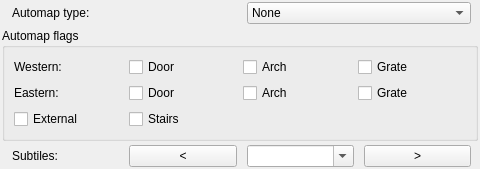
Before: the Qt Designer form source/leveltabtilewidget.ui in pionere/d1-graphics-tool, drawn with Qt 5.
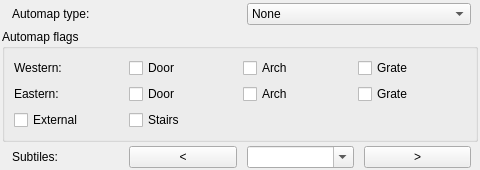
After: the same form once the commit is applied.

Commit message: add delete and clear buttons to the tileset-tabs

What changed in the file:
```diff
--- a/source/leveltabtilewidget.ui
+++ b/source/leveltabtilewidget.ui
@@ -32,6 +32,20 @@
    <property name="bottomMargin">
     <number>2</number>
    </property>
+   <item>
+    <layout class="QHBoxLayout" name="buttonsHorizontalLayout">
+     <property name="spacing">
+      <number>10</number>
+     </property>
+     <item>
+      <spacer name="buttonsHorizontalSpacer">
+       <property name="orientation">
+        <enum>Qt::Horizontal</enum>
+       </property>
+      </spacer>
+     </item>
+    </layout>
+   </item>
    <item>
     <layout class="QHBoxLayout" name="horizontalLayout_1">
      <property name="leftMargin">
```
The commit also changes 10 other files.
